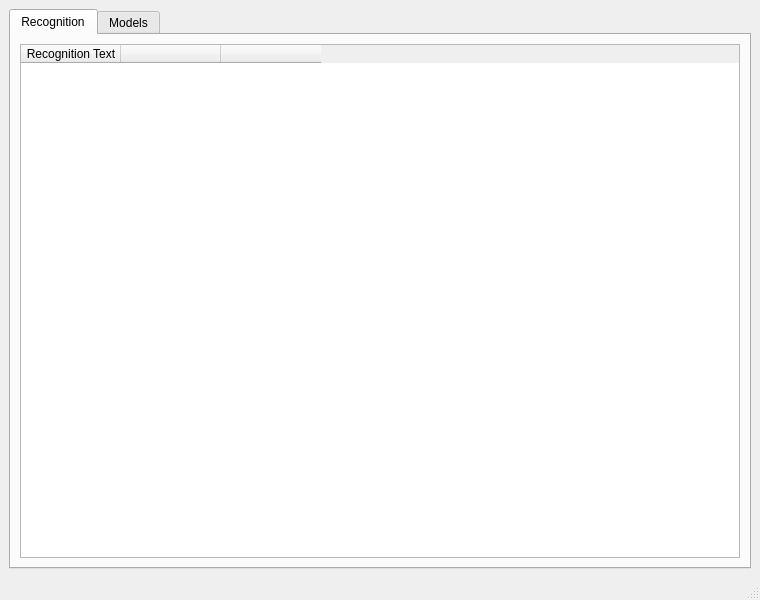
Old version of the form Src/main_window.ui in the repository xiaodaxia-2008/TalkInput.
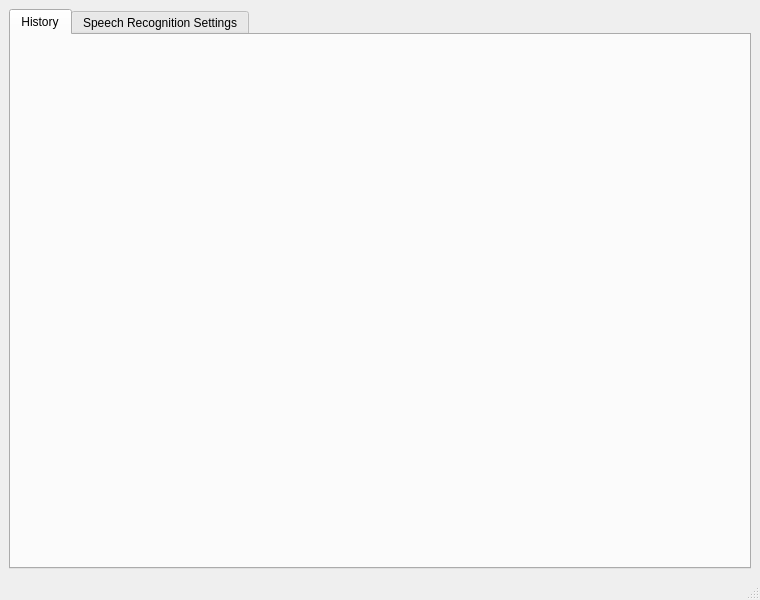
New version of the form.

Commit message: Refactor ASR settings and history widgets

The edit to the form file:
```diff
--- a/Src/main_window.ui
+++ b/Src/main_window.ui
@@ -29,36 +29,19 @@
     <item>
      <widget class="QTabWidget" name="tabWidget">
       <property name="currentIndex"><number>0</number></property>
-      <widget class="QWidget" name="recognitionTab">
-       <attribute name="title"><string>Recognition</string></attribute>
-       <layout class="QVBoxLayout" name="recognitionLayout">
-         <property name="spacing">8</property>
-         <property name="leftMargin">8</property>
-         <property name="topMargin">8</property>
-         <property name="rightMargin">8</property>
-         <property name="bottomMargin">8</property>
-         <item>
-          <widget class="QTableWidget" name="historyTable">
-           <property name="selectionMode"><enum>QAbstractItemView::SelectionMode::NoSelection</enum></property>
-           <property name="editTriggers"><enum>QAbstractItemView::EditTrigger::NoEditTriggers</enum></property>
-           <property name="alternatingRowColors"><bool>true</bool></property>
-           <property name="showGrid"><bool>false</bool></property>
-           <column>
-            <property name="text"><string>Recognition Text</string></property>
-           </column>
-           <column>
-            <property name="text"><string></string></property>
-           </column>
-           <column>
-            <property name="text"><string></string></property>
-           </column>
-          </widget>
-         </item>
-        </layout>
+      <widget class="QWidget" name="historyTab">
+       <attribute name="title"><string>History</string></attribute>
+       <layout class="QVBoxLayout" name="historyLayout">
+        <property name="spacing">0</property>
+        <property name="leftMargin">0</property>
+        <property name="topMargin">0</property>
+        <property name="rightMargin">0</property>
+        <property name="bottomMargin">0</property>
+       </layout>
       </widget>
-      <widget class="QWidget" name="modelsTab">
-       <attribute name="title"><string>Models</string></attribute>
-       <layout class="QVBoxLayout" name="modelsLayout">
+      <widget class="QWidget" name="asrSettingsTab">
+       <attribute name="title"><string>Speech Recognition Settings</string></attribute>
+       <layout class="QVBoxLayout" name="asrSettingsLayout">
         <property name="spacing">0</property>
         <property name="leftMargin">0</property>
         <property name="topMargin">0</property>
```
The commit also changes 9 other files.
